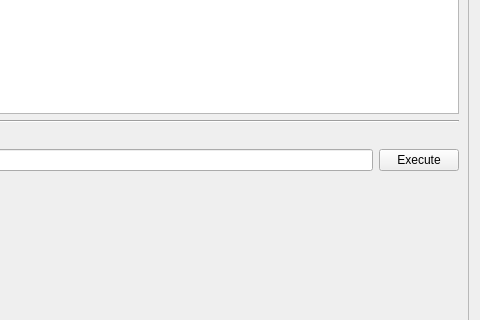
Qt form src/yarpmanager/src-manager/clusterWidget.ui (robotology/yarp) before a commit; both pictures show x 705 to 1185 and y 463 to 783 of the 1185 by 971 pixel window.
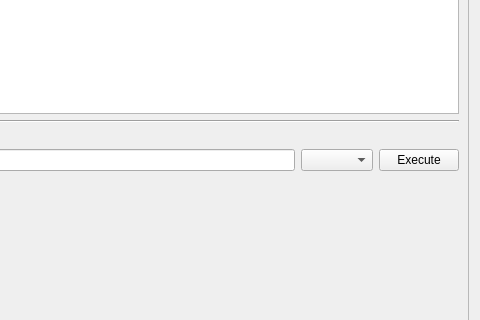
The same form after that commit. Icons and pictures are not drawn. Custom widgets are drawn as their Qt base class.

Commit message: yarpmanager: refactor/restyle the execution section of the cluster

What changed in the file:
```diff
--- a/src/yarpmanager/src-manager/clusterWidget.ui
+++ b/src/yarpmanager/src-manager/clusterWidget.ui
@@ -515,6 +515,9 @@
            <item>
             <widget class="QLineEdit" name="lineEditExecute"/>
            </item>
+           <item>
+            <widget class="QComboBox" name="executeComboBox"/>
+           </item>
            <item>
             <widget class="QPushButton" name="executeBtn">
              <property name="text">
```
The commit also changes 2 other files.
